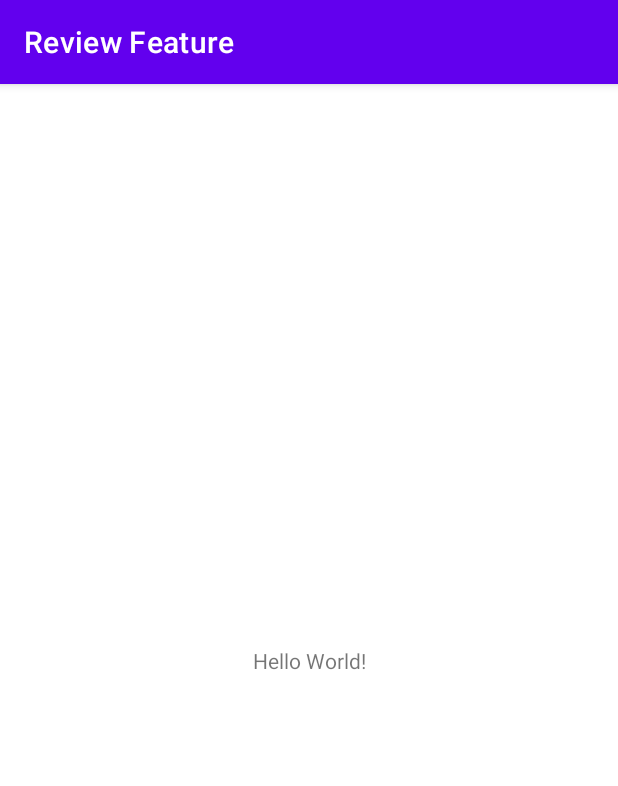
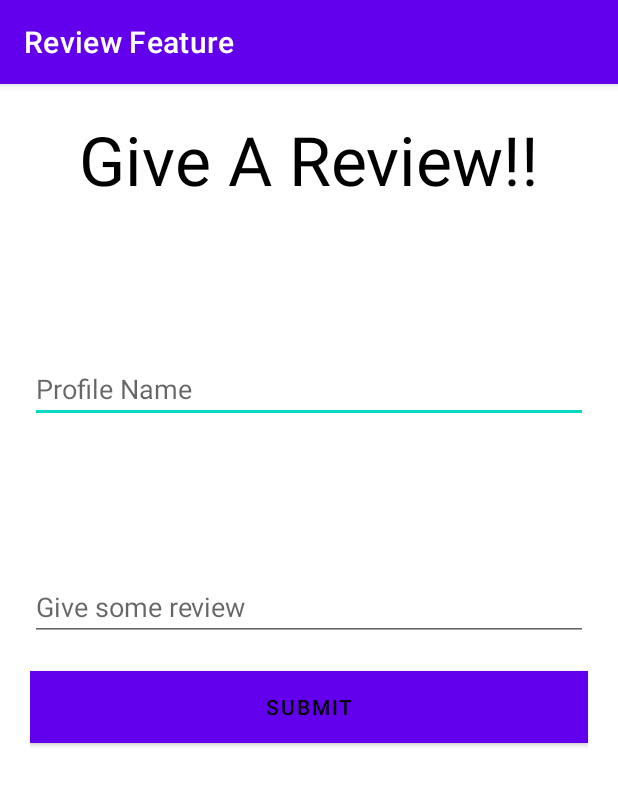
Before and after one commit to Paprii/Blood-Donation, an Android app: the screen it shows after launch (MainActivity), on a phone screen of 412 x 824 dp. Shown: the top 786 px of the screen. Run offline under Robolectric (Android 15) with nearby library versions, the phone set to English and light mode, and no system bars.

Commit message:
UI UPDATEDgit add .

```diff
--- a/app/src/main/res/layout/activity_main.xml
+++ b/app/src/main/res/layout/activity_main.xml
@@ -1,18 +1,54 @@
 <?xml version="1.0" encoding="utf-8"?>
-<androidx.constraintlayout.widget.ConstraintLayout xmlns:android="http://schemas.android.com/apk/res/android"
+<LinearLayout xmlns:android="http://schemas.android.com/apk/res/android"
     xmlns:app="http://schemas.android.com/apk/res-auto"
     xmlns:tools="http://schemas.android.com/tools"
     android:layout_width="match_parent"
     android:layout_height="match_parent"
-    tools:context=".MainActivity">
+    tools:context=".MainActivity"
+    android:orientation="vertical"
+    android:background="#fff"
+    android:padding="20dp"
+    android:outlineAmbientShadowColor="@color/cardview_light_background"
+    >
 
     <TextView
-        android:layout_width="wrap_content"
+        android:layout_width="match_parent"
         android:layout_height="wrap_content"
-        android:text="Hello World!"
-        app:layout_constraintBottom_toBottomOf="parent"
-        app:layout_constraintLeft_toLeftOf="parent"
-        app:layout_constraintRight_toRightOf="parent"
-        app:layout_constraintTop_toTopOf="parent" />
+        android:text="Give A Review!!"
+        android:fontFamily="sans-serif"
+        android:textColor="@color/black"
+        android:textSize="45sp"
+        android:gravity="center"
 
-</androidx.constraintlayout.widget.ConstraintLayout>
+        />
+
+    <EditText
+        android:id="@+id/activity_main_et_name"
+        android:layout_width="match_parent"
+        android:layout_height="wrap_content"
+        android:hint="Profile Name"
+        android:layout_marginTop="100dp"/>
+
+    <EditText
+        android:id="@+id/activity_main_et_review"
+        android:layout_width="match_parent"
+        android:layout_height="wrap_content"
+        android:hint="Give some review"
+        android:layout_marginTop="100dp"/>
+
+    <Button
+        android:id="@+id/activity_main_et_submit"
+        android:layout_width="match_parent"
+        android:layout_height="wrap_content"
+        android:layout_marginTop="20dp"
+        android:text="submit"
+        android:textAllCaps="true"
+        android:background="@color/black"
+        android:textColor="#000000"></Button>
+
+
+
+
+
+
+</LinearLayout>
```
Also changed, not shown: 2 other files.
